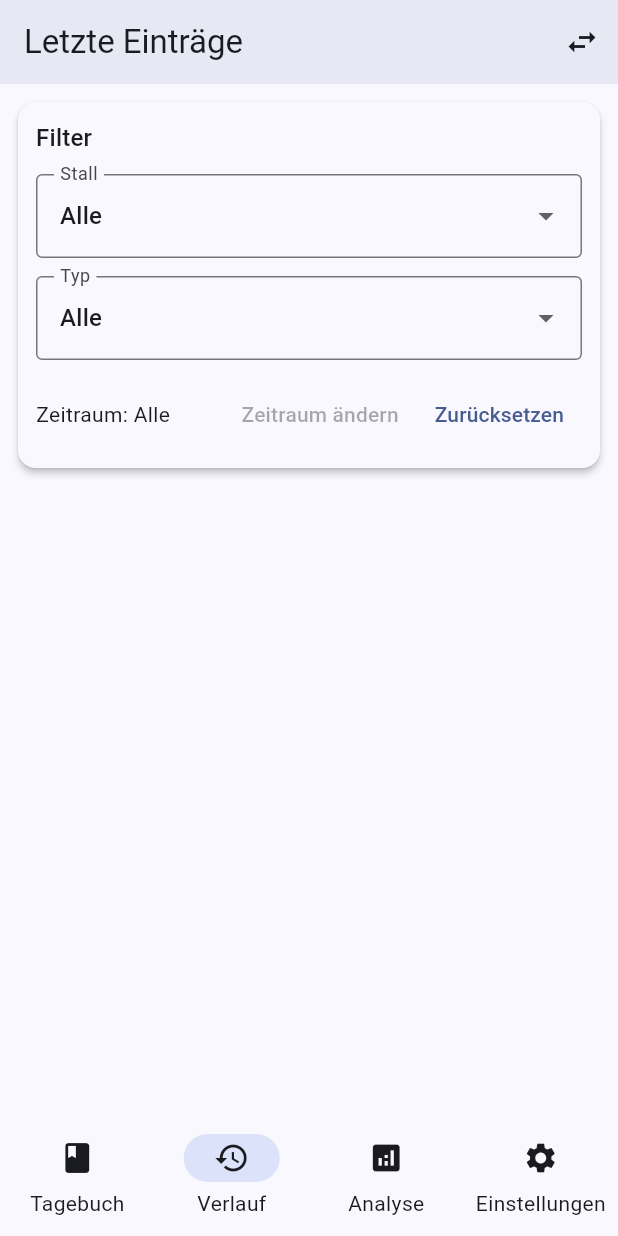
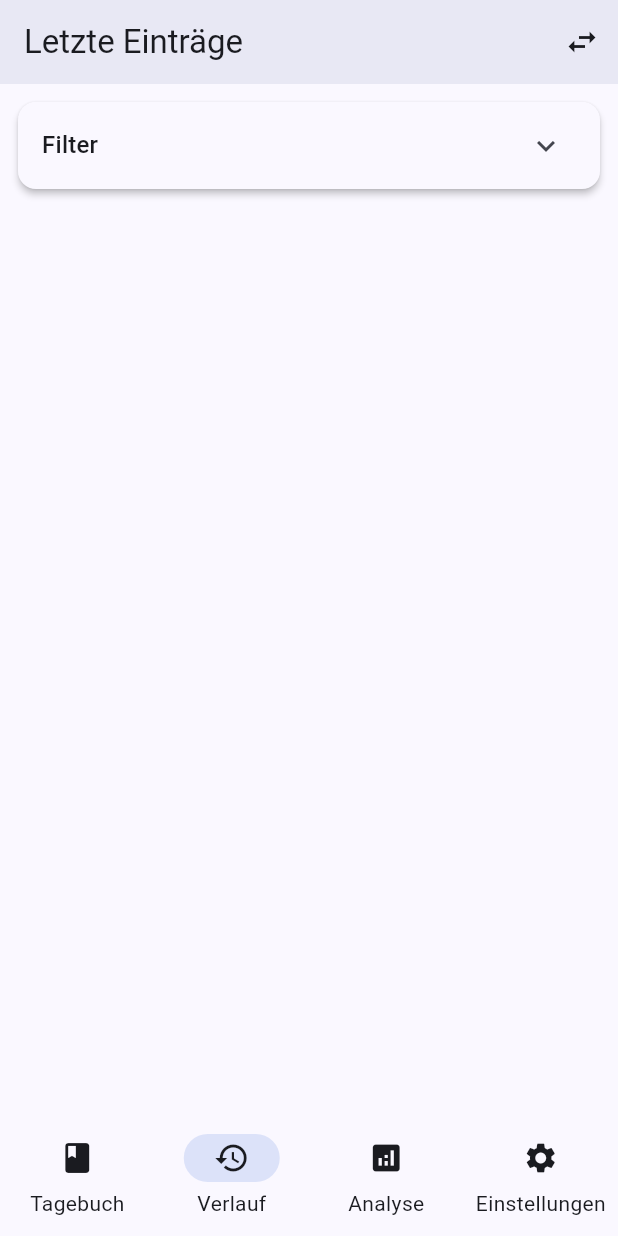
Before and after one commit to PhilippIcking/tier_monitor, a Flutter app: the screen it shows after launch, item 2 of the bottom bar chosen, on a phone screen of 412 x 824 dp. Run offline on Flutter 3.47's test engine with Material 3 defaults, Android fonts, the light colour scheme and no system bars; our stand-ins replace fl_chart, flutter_speed_dial, share_plus, shared_preferences, sqflite; missing offline and left inert: excel; accounts and stored records are empty.

Commit message:
visual update

```diff
--- a/lib/pages/history.dart
+++ b/lib/pages/history.dart
@@ -355,13 +355,11 @@ class _HistoryPageState extends State<HistoryPage> {
     return Card(
       elevation: 2,
       margin: const EdgeInsets.all(12.0),
-      child: Padding(
-        padding: const EdgeInsets.all(12.0),
-        child: Column(
-          crossAxisAlignment: CrossAxisAlignment.start,
+      child: ExpansionTile(
+        title: Text('Filter', style: Theme.of(context).textTheme.titleMedium),
+        initiallyExpanded: false,
+        childrenPadding: const EdgeInsets.all(12.0),
         children: [
-            Text('Filter', style: Theme.of(context).textTheme.titleMedium),
-            const SizedBox(height: 12),
           DropdownButtonFormField<String>(
             value: _selectedStall,
             isExpanded: true,
@@ -443,7 +441,6 @@ class _HistoryPageState extends State<HistoryPage> {
           ),
         ],
       ),
-      ),
     );
   }
 }
```
Lines whose indentation alone changed are shown as unchanged.
